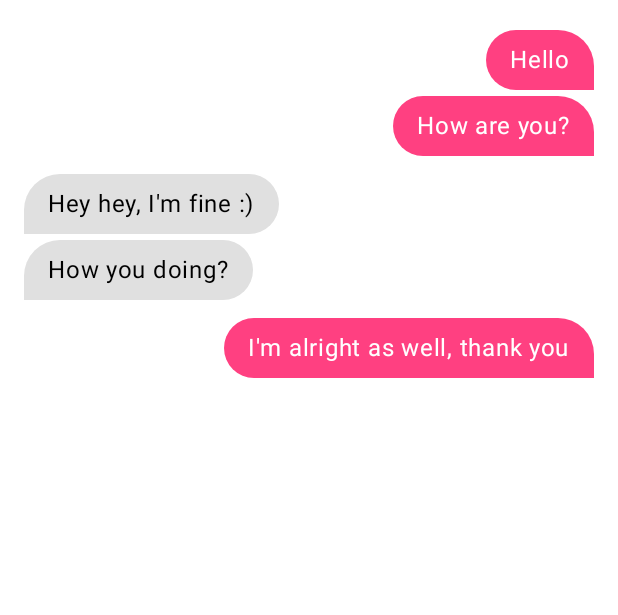
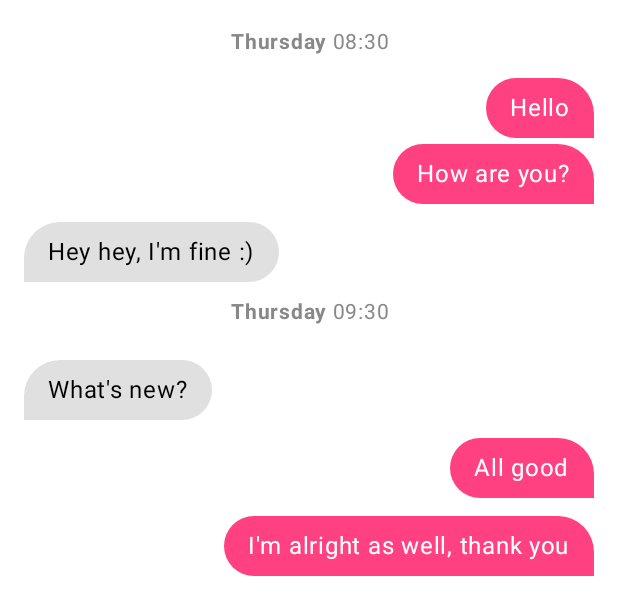
Before and after one commit to LexLeontiev/chat-example, an Android app built with Jetpack Compose: the @Preview function MessageListPreview, on a phone screen of 412 x 824 dp. Shown: the top 615 px of the screen. Run offline under Robolectric (Android 15) with nearby library versions, the phone set to English and light mode, and no system bars.

Commit message:
add time section between messages add unit tests

```diff
--- a/library-compose/src/main/java/com/github/lexleontiev/chatexample/app/ui/chat/MessageList.kt
+++ b/library-compose/src/main/java/com/github/lexleontiev/chatexample/app/ui/chat/MessageList.kt
@@ -11,16 +11,22 @@ import androidx.compose.ui.Modifier
 import androidx.compose.ui.unit.dp
 import com.github.lexleontiev.chatexample.app.ui.ThemePreviews
 import com.github.lexleontiev.chatexample.library.Message
-import com.github.lexleontiev.chatexample.library.Message.Companion.mockList
+import com.github.lexleontiev.chatexample.library.Message.Companion.mock
 
 
-internal const val TIME_BETWEEN_MSG_WITHOUT_SPACING_MS = 20 * 1000
+internal const val MSG_SPACING_DELAY_MS = 20 * 1000 // 20 seconds
+internal const val TIME_SECTION_DELAY_MS = 60 * 60 * 1000 // 1 hour
 
 internal fun addSpacing(msg: Message, prevMsg: Message?): Boolean {
+    if (prevMsg == null) return false
+    val sameUser = prevMsg.isSentByUser == msg.isSentByUser
+    val exceedThreshold = msg.timestamp - prevMsg.timestamp > MSG_SPACING_DELAY_MS
+    return exceedThreshold || !sameUser
+}
+
+internal fun addTimeSection(msg: Message, prevMsg: Message?): Boolean {
     if (prevMsg == null) return true
-    val sameUser = prevMsg.isSentByUser == msg.isSentByUser
-    val exceedThreshold = msg.timestamp - prevMsg.timestamp > TIME_BETWEEN_MSG_WITHOUT_SPACING_MS
-    return exceedThreshold || !sameUser
+    return msg.timestamp - prevMsg.timestamp > TIME_SECTION_DELAY_MS
 }
 
 @Composable
@@ -36,6 +42,9 @@ internal fun MessageList(
         items(messages.size) { index ->
             val message = messages[index]
             val previousMessage = messages.getOrNull(index - 1)
+            if (addTimeSection(message, previousMessage)) {
+                TimeSectionHeader(timestamp = message.timestamp)
+            }
             MessageItem(
                 message = message,
                 addSpacing = addSpacing(message, previousMessage)
@@ -52,3 +61,15 @@ private fun MessageListPreview() = MaterialTheme {
         listState = rememberLazyListState()
     )
 }
+
+private fun mockList(): List<Message> {
+    val timestamp = System.currentTimeMillis() - 2 * TIME_SECTION_DELAY_MS
+    return listOf(
+        mock(true, "Hello", timestamp = timestamp),
+        mock(true, "How are you?", timestamp = timestamp + 1000),
+        mock(false, "Hey hey, I'm fine :)", timestamp = timestamp + 2000),
+        mock(false, "What's new?", timestamp = timestamp + TIME_SECTION_DELAY_MS + 3000),
+        mock(true, "All good", timestamp + TIME_SECTION_DELAY_MS + 10000),
+        mock(true, "I'm alright as well, thank you", timestamp + TIME_SECTION_DELAY_MS + 10000 + MSG_SPACING_DELAY_MS + 1000)
+    )
+}
--- /dev/null
+++ b/library-compose/src/main/java/com/github/lexleontiev/chatexample/app/ui/chat/TimeSectionHeader.kt
@@ -0,0 +1,63 @@
+package com.github.lexleontiev.chatexample.app.ui.chat
+
+import androidx.compose.foundation.layout.fillMaxWidth
+import androidx.compose.foundation.layout.padding
+import androidx.compose.material.MaterialTheme
+import androidx.compose.material.Text
+import androidx.compose.runtime.Composable
+import androidx.compose.runtime.remember
+import androidx.compose.ui.Modifier
+import androidx.compose.ui.graphics.Color
+import androidx.compose.ui.text.SpanStyle
+import androidx.compose.ui.text.buildAnnotatedString
+import androidx.compose.ui.text.font.FontWeight
+import androidx.compose.ui.text.style.TextAlign
+import androidx.compose.ui.text.withStyle
+import androidx.compose.ui.unit.dp
+import androidx.compose.ui.unit.sp
+import com.github.lexleontiev.chatexample.app.ui.ThemePreviews
+import java.time.Instant
+import java.time.LocalDateTime
+import java.time.ZoneId
+import java.time.format.DateTimeFormatter
+
+
+val dayFormatter: DateTimeFormatter = DateTimeFormatter.ofPattern("EEEE")
+val timeFormatter: DateTimeFormatter = DateTimeFormatter.ofPattern("HH:mm")
+
+fun timestampToLocalDateTime(timestamp: Long): LocalDateTime {
+    return LocalDateTime.ofInstant(
+        Instant.ofEpochMilli(timestamp),
+        ZoneId.systemDefault()
+    )
+}
+
+@Composable
+internal fun TimeSectionHeader(timestamp: Long) {
+    val localDateTime = remember(timestamp) {
+        timestampToLocalDateTime(timestamp)
+    }
+    val day = localDateTime.format(dayFormatter)
+    val time = localDateTime.format(timeFormatter)
+
+    Text(
+        text = buildAnnotatedString {
+            withStyle(style = SpanStyle(fontWeight = FontWeight.Bold)) {
+                append(day)
+            }
+            append(" $time")
+        },
+        color = Color.Gray,
+        fontSize = 14.sp,
+        textAlign = TextAlign.Center,
+        modifier = Modifier
+            .fillMaxWidth()
+            .padding(vertical = 8.dp, horizontal = 16.dp)
+    )
+}
+
+@ThemePreviews
+@Composable
+private fun TimeSectionHeaderPreview() = MaterialTheme {
+    TimeSectionHeader(System.currentTimeMillis())
+}
--- a/library-kotlin/src/main/java/com/github/lexleontiev/chatexample/library/Message.kt
+++ b/library-kotlin/src/main/java/com/github/lexleontiev/chatexample/library/Message.kt
@@ -1,8 +1,4 @@
 package com.github.lexleontiev.chatexample.library
-
-import java.text.SimpleDateFormat
-import java.util.Date
-import java.util.Locale
 
 
 data class Message(
@@ -21,24 +17,15 @@ data class Message(
             isSentByUser = isSentByUser
         )
 
-        fun mock(isSentByUser: Boolean, text: String? = null): Message = Message(
+        fun mock(
+            isSentByUser: Boolean,
+            text: String? = null,
+            timestamp: Long = System.currentTimeMillis()
+        ): Message = Message(
             id = 0,
             content = text ?: "Test message",
-            timestamp = System.currentTimeMillis(),
+            timestamp = timestamp,
             isSentByUser = isSentByUser
         )
-
-        fun mockList(): List<Message> = listOf(
-            mock(true, "Hello"),
-            mock(true, "How are you?"),
-            mock(false, "Hey hey, I'm fine :)"),
-            mock(false, "How you doing?"),
-            mock(true, "I'm alright as well, thank you")
-        )
-
-        fun formatDate(timestamp: Long): String {
-            val sdf = SimpleDateFormat("HH:mm", Locale.getDefault())
-            return sdf.format(Date(timestamp))
-        }
     }
 }
```
Also changed, not shown: 2 other files.
